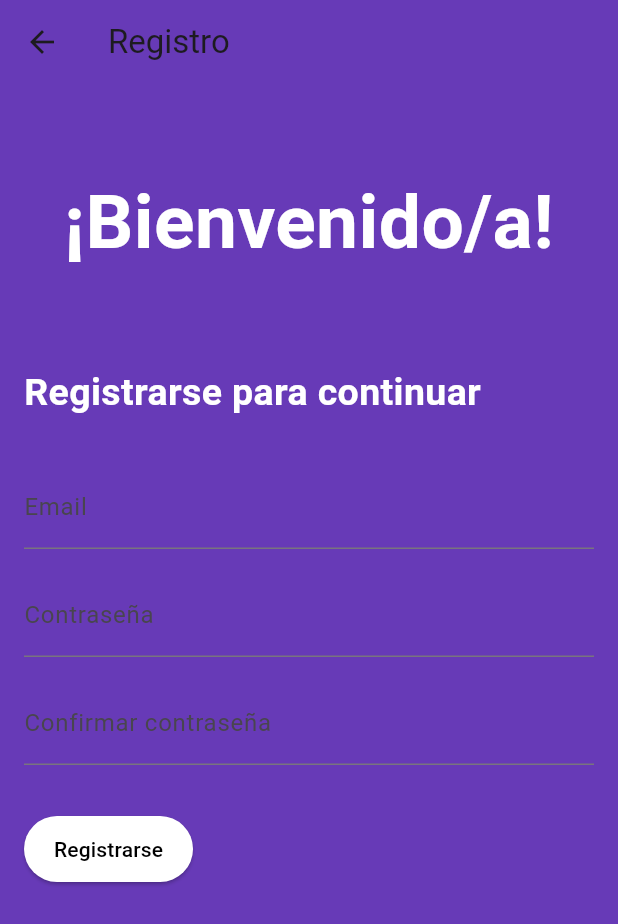
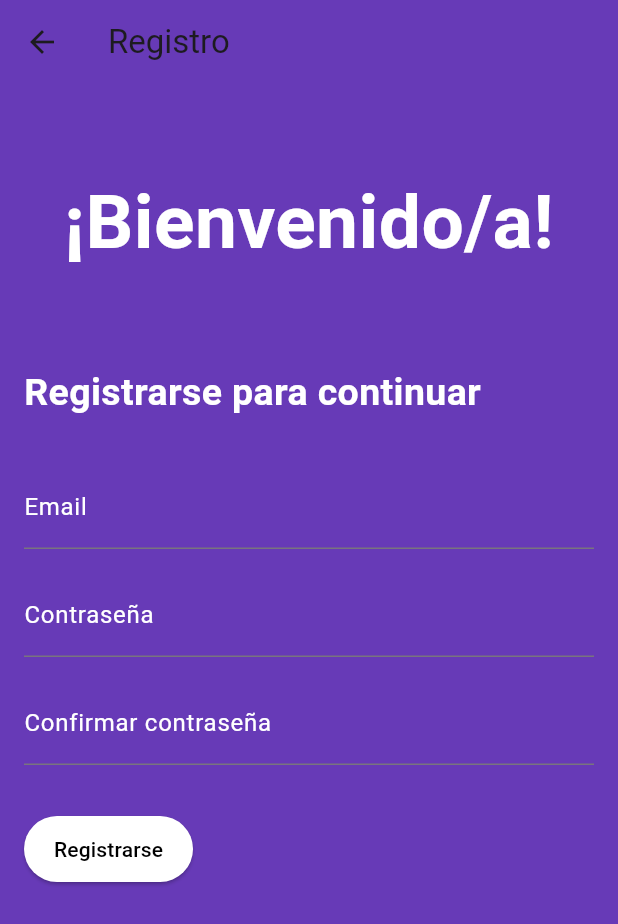
Before and after one commit to OnaLabay/AppControlGastos, a Flutter app: the RegisterPage screen opened by its route, on a phone screen of 412 x 824 dp. Shown: the top 924 px of the screen. Run offline on Flutter 3.47's test engine with Material 3 defaults, Android fonts, the phone set to English and light mode, and no system bars; our stand-ins replace cloud_firestore, firebase_auth, firebase_core, fl_chart; accounts and stored records are empty.

Commit message:
Actualizo register_page

```diff
--- a/lib/pages/register_page.dart
+++ b/lib/pages/register_page.dart
@@ -84,12 +84,19 @@ class _RegisterPageState extends State<RegisterPage> {
             const SizedBox(height: 30),
             TextField(
               controller: _emailController,
-              decoration: const InputDecoration(labelText: "Email"),
+              decoration: const InputDecoration(
+                labelText: "Email",
+                // Cambiar color del texto del label
+                labelStyle: TextStyle(color: Colors.white),
+              ),
             ),
             const SizedBox(height: 16),
             TextField(
               controller: _passwordController,
-              decoration: const InputDecoration(labelText: "Contraseña"),
+              decoration: const InputDecoration(
+                labelText: "Contraseña",
+                labelStyle: TextStyle(color: Colors.white),
+              ),
               obscureText: true,
             ),
             const SizedBox(height: 16),
@@ -97,6 +104,7 @@ class _RegisterPageState extends State<RegisterPage> {
               controller: _confirmController,
               decoration: const InputDecoration(
                 labelText: "Confirmar contraseña",
+                labelStyle: TextStyle(color: Colors.white),
               ),
               obscureText: true,
             ),
```
